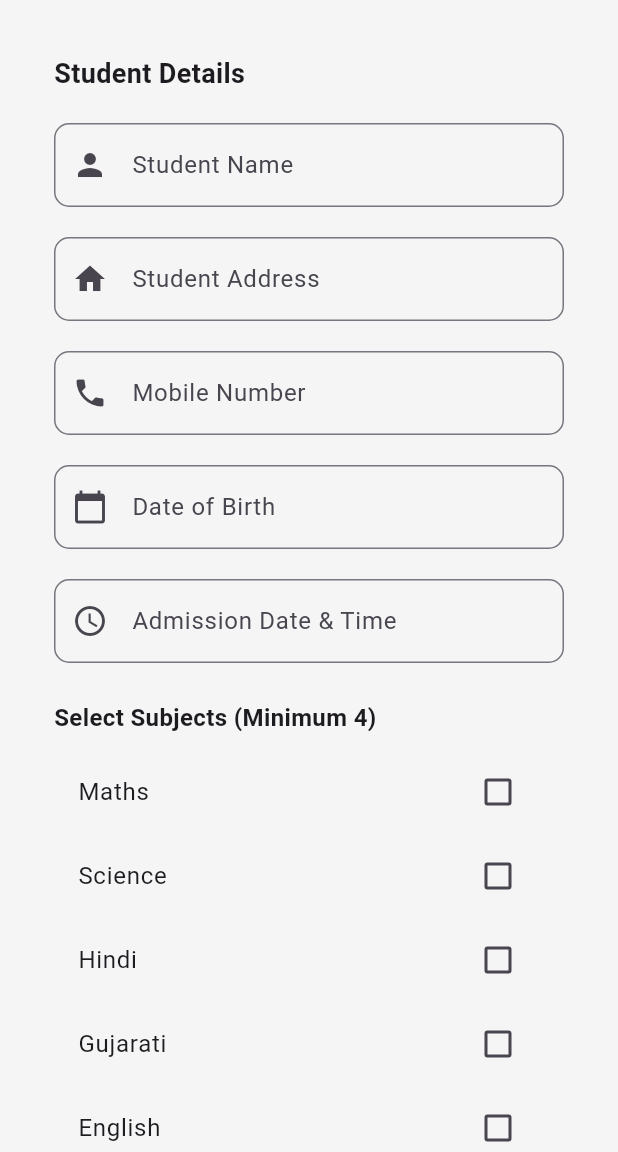
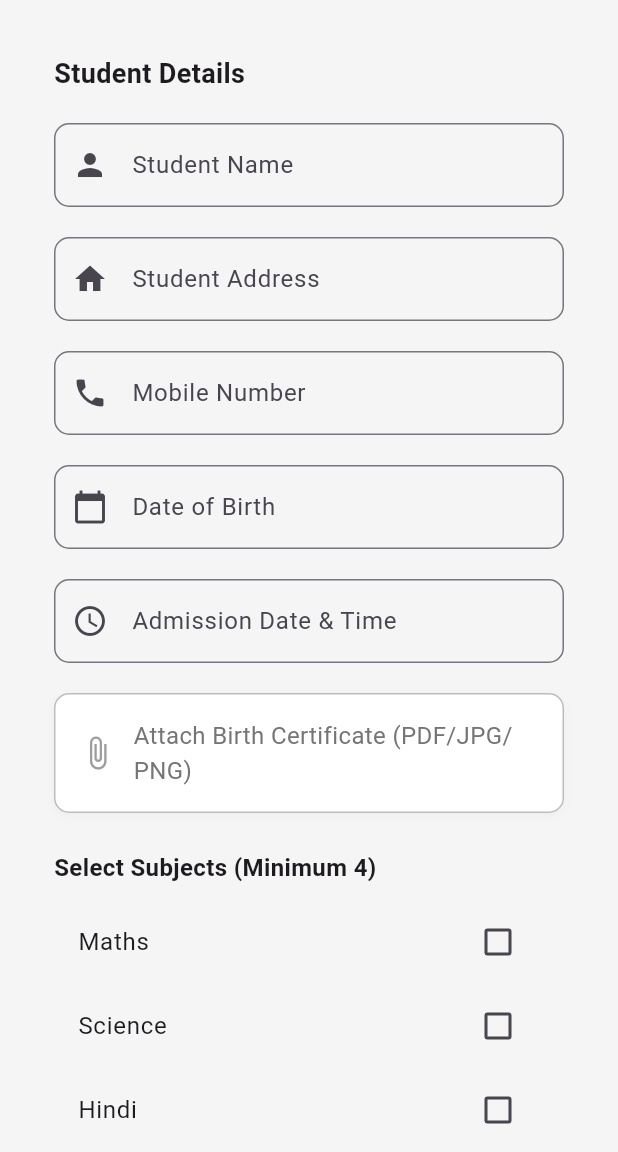
Before and after one commit to kundan7783/School-Form, a Flutter app: the AdmissionFormScreen screen opened directly, on a phone screen of 412 x 824 dp, the part 84-1236 px from its top. Run offline on Flutter 3.47's test engine with Material 3 defaults, Android fonts, the phone set to English and light mode, and no system bars; our stand-ins replace file_picker; network calls fail.

Commit message:
Add Student Form And Get All Subjects and Dob Certificate

```diff
--- a/lib/models/student_model.dart
+++ b/lib/models/student_model.dart
@@ -1,11 +1,15 @@
+import 'dart:convert';
+import 'dart:io';
+
 class StudentModel {
-
   String studentName;
   String studentAddress;
   String dob;
   String admissionDate;
   String mobileNo;
   List<int> subjects;
+  String dobCertificate; // file path
+  String attachmentExt;
 
   StudentModel({
     required this.studentName,
@@ -14,18 +18,27 @@ class StudentModel {
     required this.admissionDate,
     required this.mobileNo,
     required this.subjects,
+    required this.dobCertificate,
+    required this.attachmentExt,
   });
 
   Map<String, dynamic> toJson() {
+    // Convert file to Base64
+    String base64File = "";
+    if (dobCertificate.isNotEmpty) {
+      final bytes = File(dobCertificate).readAsBytesSync();
+      base64File = base64Encode(bytes);
+    }
+
     return {
       "StudentName": studentName,
       "StudentAddress": studentAddress,
       "DOB": dob,
-      "DateOfAdmission": admissionDate,
+      "DateOfAddmition": admissionDate,
       "MobileNo": mobileNo,
-      "DOBCertificate": "",
-      "AttachmentExt": "",
-      "subject": subjects.map((e) => {"SubjectId": e.toString()}).toList(),
+      "DOBCertificate": base64File,
+      "AttchmentExt": attachmentExt,
+      "subject": subjects.map((id) => {"SubjectId": id.toString()}).toList(),
     };
   }
 }
--- a/lib/screens/admission_form_screen.dart
+++ b/lib/screens/admission_form_screen.dart
@@ -1,6 +1,7 @@
 import 'package:flutter/material.dart';
 import 'package:intl/intl.dart';
 import 'package:provider/provider.dart';
+import 'package:file_picker/file_picker.dart';
 
 import '../models/student_model.dart';
 import '../models/subject_model.dart';
@@ -17,7 +18,6 @@ class AdmissionFormScreen extends StatefulWidget {
 
 class _AdmissionFormScreenState extends State<AdmissionFormScreen> {
   final _formKey = GlobalKey<FormState>();
-
   final nameController = TextEditingController();
   final addressController = TextEditingController();
   final mobileController = TextEditingController();
@@ -26,6 +26,9 @@ class _AdmissionFormScreenState extends State<AdmissionFormScreen> {
 
   DateTime? dob;
   DateTime? admissionDate;
+
+  String? birthCertificatePath; // New field for file path
+  String? birthCertificateExt;  // New field for file extension
 
   List<SubjectModel> subjects = [
     SubjectModel(name: "Maths", id: 1),
@@ -43,14 +46,12 @@ class _AdmissionFormScreenState extends State<AdmissionFormScreen> {
       lastDate: DateTime(2100),
       initialDate: DateTime.now(),
     );
-
     if (date == null) return;
 
     TimeOfDay? time = await showTimePicker(
       context: context,
       initialTime: TimeOfDay.now(),
     );
-
     if (time == null) return;
 
     DateTime finalDate = DateTime(
@@ -70,6 +71,20 @@ class _AdmissionFormScreenState extends State<AdmissionFormScreen> {
     }
   }
 
+  Future pickBirthCertificate() async {
+    FilePickerResult? result = await FilePicker.platform.pickFiles(
+      type: FileType.custom,
+      allowedExtensions: ['pdf', 'jpg', 'jpeg', 'png'],
+    );
+
+    if (result != null && result.files.isNotEmpty) {
+      setState(() {
+        birthCertificatePath = result.files.single.path;
+        birthCertificateExt = result.files.single.extension;
+      });
+    }
+  }
+
   int selectedSubjects() {
     return subjects.where((s) => s.isSelected).length;
   }
@@ -86,7 +101,6 @@ class _AdmissionFormScreenState extends State<AdmissionFormScreen> {
   Widget build(BuildContext context) {
     return Scaffold(
       backgroundColor: Colors.grey.shade100,
-
       appBar: AppBar(
         title: const Text("Student Admission Screen"),
         backgroundColor: Colors.white,
@@ -95,27 +109,20 @@ class _AdmissionFormScreenState extends State<AdmissionFormScreen> {
         surfaceTintColor: Colors.transparent,
         centerTitle: true,
       ),
-
       body: SingleChildScrollView(
         padding: const EdgeInsets.all(16),
-
         child: Padding(
           padding: const EdgeInsets.all(20),
-
           child: Form(
             key: _formKey,
-
             child: Column(
               crossAxisAlignment: CrossAxisAlignment.start,
-
               children: [
                 const Text(
                   "Student Details",
                   style: TextStyle(fontSize: 18, fontWeight: FontWeight.bold),
                 ),
-
                 const SizedBox(height: 20),
-
                 TextFormField(
                   controller: nameController,
                   decoration: inputDecoration("Student Name", Icons.person),
@@ -127,17 +134,13 @@ class _AdmissionFormScreenState extends State<AdmissionFormScreen> {
                     );
                   },
                 ),
-
                 const SizedBox(height: 20),
-
                 TextFormField(
                   controller: addressController,
                   decoration: inputDecoration("Student Address", Icons.home),
                   validator: Validators.addressValidator,
                 ),
-
                 const SizedBox(height: 20),
-
                 TextFormField(
                   controller: mobileController,
                   keyboardType: TextInputType.number,
@@ -148,9 +151,7 @@ class _AdmissionFormScreenState extends State<AdmissionFormScreen> {
                   ).copyWith(counterText: ""),
                   validator: Validators.mobileValidator,
                 ),
-
                 const SizedBox(height: 20),
-
                 TextFormField(
                   controller: dobController,
                   readOnly: true,
@@ -160,9 +161,7 @@ class _AdmissionFormScreenState extends State<AdmissionFormScreen> {
                   ),
                   onTap: () => pickDateTime(dobController, true),
                 ),
-
                 const SizedBox(height: 20),
-
                 TextFormField(
                   controller: admissionController,
                   readOnly: true,
@@ -172,16 +171,64 @@ class _AdmissionFormScreenState extends State<AdmissionFormScreen> {
                   ),
                   onTap: () => pickDateTime(admissionController, false),
                 ),
-
+                const SizedBox(height: 20),
+                // NEW FIELD: Birth Certificate
+                // Professional Birth Certificate Field
+                InkWell(
+                  onTap: pickBirthCertificate,
+                  borderRadius: BorderRadius.circular(10),
+                  child: Container(
+                    padding: const EdgeInsets.symmetric(horizontal: 16, vertical: 16),
+                    decoration: BoxDecoration(
+                      color: Colors.white,
+                      borderRadius: BorderRadius.circular(10),
+                      border: Border.all(color: Colors.grey.shade400),
+                      boxShadow: [
+                        BoxShadow(
+                          color: Colors.grey.shade200,
+                          blurRadius: 4,
+                          offset: const Offset(0, 2),
+                        ),
+                      ],
+                    ),
+                    child: Row(
+                      children: [
+                        const Icon(Icons.attach_file, color: Colors.grey),
+                        const SizedBox(width: 12),
+                        Expanded(
+                          child: Text(
+                            birthCertificatePath != null
+                                ? birthCertificatePath!.split('/').last
+                                : "Attach Birth Certificate (PDF/JPG/PNG)",
+                            style: TextStyle(
+                              fontSize: 16,
+                              color: birthCertificatePath != null
+                                  ? Colors.black
+                                  : Colors.grey.shade600,
+                            ),
+                          ),
+                        ),
+                        if (birthCertificatePath != null)
+                          IconButton(
+                            onPressed: () {
+                              setState(() {
+                                birthCertificatePath = null;
+                                birthCertificateExt = null;
+                              });
+                            },
+                            icon: const Icon(Icons.close, color: Colors.red),
+                            tooltip: "Remove file",
+                          ),
+                      ],
+                    ),
+                  ),
+                ),
                 const SizedBox(height: 25),
-
                 const Text(
                   "Select Subjects (Minimum 4)",
                   style: TextStyle(fontWeight: FontWeight.bold, fontSize: 16),
                 ),
-
                 const SizedBox(height: 10),
-
                 ...subjects.map(
                       (subject) => SubjectCheckbox(
                     subject: subject,
@@ -192,21 +239,17 @@ class _AdmissionFormScreenState extends State<AdmissionFormScreen> {
                     },
                   ),
                 ),
-
                 const SizedBox(height: 30),
-
                 Consumer<ApiProvider>(
                   builder: (context, apiProvider, child) {
                     return SizedBox(
                       width: double.infinity,
                       height: 50,
-
                       child: ElevatedButton(
                         onPressed: apiProvider.isSaveStudentLoading
                             ? null
                             : () async {
                           if (!_formKey.currentState!.validate()) return;
-
                           if (dob == null || admissionDate == null) {
                             ScaffoldMessenger.of(context).showSnackBar(
                               const SnackBar(
@@ -217,7 +260,6 @@ class _AdmissionFormScreenState extends State<AdmissionFormScreen> {
                             );
                             return;
                           }
-
                           if (dob!.isAfter(admissionDate!)) {
                             ScaffoldMessenger.of(context).showSnackBar(
                               const SnackBar(
@@ -228,12 +270,21 @@ class _AdmissionFormScreenState extends State<AdmissionFormScreen> {
                             );
                             return;
                           }
-
                           if (selectedSubjects() < 4) {
                             ScaffoldMessenger.of(context).showSnackBar(
                               const SnackBar(
                                 content: Text(
                                   "Select minimum 4 subjects",
+                                ),
+                              ),
+                            );
+                            return;
+                          }
+                          if (birthCertificatePath == null) {
+                            ScaffoldMessenger.of(context).showSnackBar(
+                              const SnackBar(
+                                content: Text(
+                                  "Please attach Birth Certificate",
                                 ),
                               ),
                             );
@@ -245,15 +296,12 @@ class _AdmissionFormScreenState extends State<AdmissionFormScreen> {
                               .map((e) => e.id)
                               .toList();
 
-                                /// DATE FORMAT
                           String dobString = DateFormat(
                             "dd-MMM-yyyy HH:mm",
                           ).format(dob!);
-
                           String admissionString = DateFormat(
                             "dd-MMM-yyyy HH:mm",
                           ).format(admissionDate!);
-
 
                           StudentModel student = StudentModel(
                             studentName: nameController.text,
@@ -262,6 +310,8 @@ class _AdmissionFormScreenState extends State<AdmissionFormScreen> {
                             dob: dobString,
                             admissionDate: admissionString,
                             subjects: selectedSubjectIds,
+                            dobCertificate: birthCertificatePath!,
+                            attachmentExt: birthCertificateExt!,
                           );
 
                           String message = await apiProvider.saveStudent(
@@ -271,19 +321,16 @@ class _AdmissionFormScreenState extends State<AdmissionFormScreen> {
                           ScaffoldMessenger.of(context).showSnackBar(
                             SnackBar(content: Text(message)),
                           );
-
                           if (message.toLowerCase().contains("success")) {
                             Navigator.pop(context, true);
                           }
                         },
-
                         style: ElevatedButton.styleFrom(
                           backgroundColor: Colors.amber,
                           shape: RoundedRectangleBorder(
                             borderRadius: BorderRadius.circular(10),
                           ),
                         ),
-
                         child: apiProvider.isSaveStudentLoading
                             ? const CircularProgressIndicator(
                           color: Colors.black,
--- a/pubspec.yaml
+++ b/pubspec.yaml
@@ -37,6 +37,7 @@ dependencies:
   intl: ^0.20.2
   http: ^1.6.0
   provider: ^6.1.5+1
+  file_picker: ^10.3.10
 
 dev_dependencies:
   flutter_test:
```
Also changed, not shown: pubspec.lock, 1 other file. Lines whose indentation alone changed are shown as unchanged.
